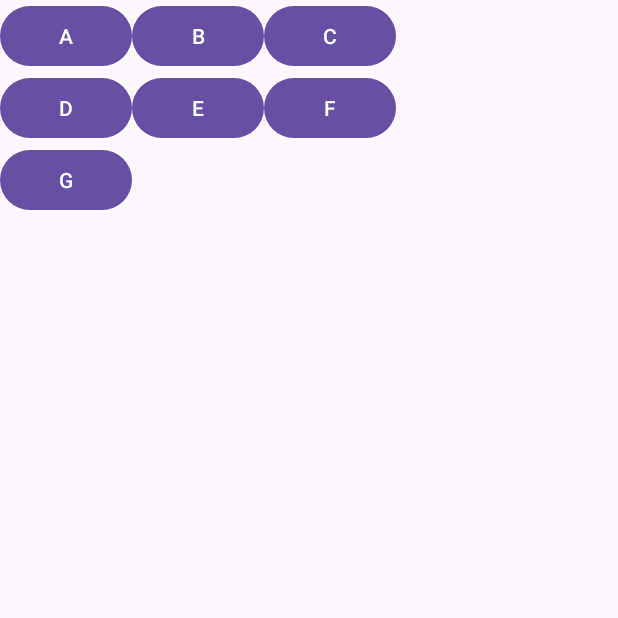
After one commit to lsy3709/AndroidLabTest501, an Android app: the Ch07MainGridActivity screen opened directly, with no data from a screen before it, on a phone screen of 412 x 824 dp, the top half of it. The commit adds this screen. Run offline under Robolectric (Android 15) with nearby library versions, the light colour scheme and no system bars.

Commit message:
2교시, gridlayout 기본1

```diff
--- a/app/src/main/AndroidManifest.xml
+++ b/app/src/main/AndroidManifest.xml
@@ -12,6 +12,9 @@
         android:supportsRtl="true"
         android:theme="@style/Theme.AndroidLabTest501"
         tools:targetApi="31">
+        <activity
+            android:name=".ch07.Ch07MainGridActivity"
+            android:exported="true" />
         <activity
             android:name=".ch07.Ch07MainFrameActivity"
             android:exported="true" />
@@ -64,7 +67,7 @@
             android:exported="true" /> <!-- 앱을 만들면, 기본 MainActivity 시작화면으로 지정. -->
         <activity
             android:name=".MainActivity"
-            android:exported="true"></activity>
+            android:exported="true" />
     </application>
 
 </manifest>
--- /dev/null
+++ b/app/src/main/java/com/busanit501/androidlabtest501/ch07/Ch07MainGridActivity.kt
@@ -0,0 +1,21 @@
+package com.busanit501.androidlabtest501.ch07
+
+import android.os.Bundle
+import androidx.activity.enableEdgeToEdge
+import androidx.appcompat.app.AppCompatActivity
+import androidx.core.view.ViewCompat
+import androidx.core.view.WindowInsetsCompat
+import com.busanit501.androidlabtest501.R
+
+class Ch07MainGridActivity : AppCompatActivity() {
+    override fun onCreate(savedInstanceState: Bundle?) {
+        super.onCreate(savedInstanceState)
+        enableEdgeToEdge()
+        setContentView(R.layout.activity_ch07_main_grid)
+        ViewCompat.setOnApplyWindowInsetsListener(findViewById(R.id.main)) { v, insets ->
+            val systemBars = insets.getInsets(WindowInsetsCompat.Type.systemBars())
+            v.setPadding(systemBars.left, systemBars.top, systemBars.right, systemBars.bottom)
+            insets
+        }
+    }
+}
--- /dev/null
+++ b/app/src/main/res/layout/activity_ch07_main_grid.xml
@@ -0,0 +1,27 @@
+<?xml version="1.0" encoding="utf-8"?>
+<androidx.constraintlayout.widget.ConstraintLayout
+    xmlns:android="http://schemas.android.com/apk/res/android"
+    xmlns:app="http://schemas.android.com/apk/res-auto"
+    xmlns:tools="http://schemas.android.com/tools"
+    android:id="@+id/main"
+    android:layout_width="match_parent"
+    android:layout_height="match_parent"
+    tools:context=".ch07.Ch07MainGridActivity">
+
+    <GridLayout
+        android:layout_width="match_parent"
+        android:layout_height="match_parent"
+        android:orientation="horizontal"
+        android:columnCount="3">
+
+        <Button android:text="A"/>
+        <Button android:text="B"/>
+        <Button android:text="C"/>
+        <Button android:text="D"/>
+        <Button android:text="E"/>
+        <Button android:text="F"/>
+        <Button android:text="G"/>
+
+    </GridLayout>
+
+</androidx.constraintlayout.widget.ConstraintLayout>
```
Also changed, not shown: app/src/main/java/com/busanit501/androidlabtest501/ch07/Ch07MainFrameActivity.kt (+68 -1 lines).
